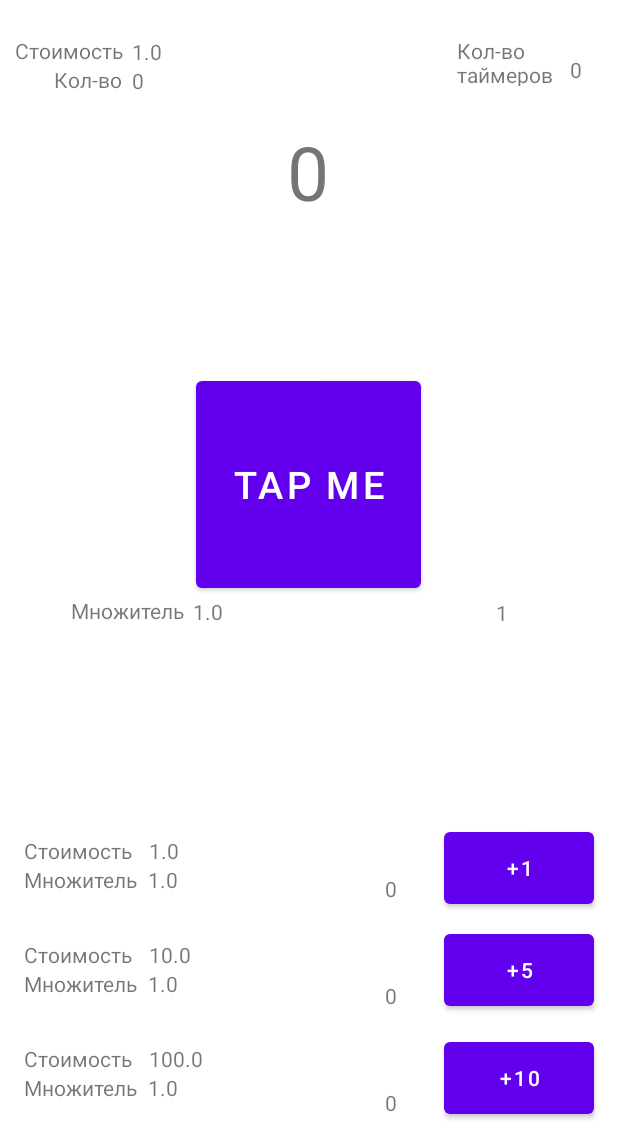
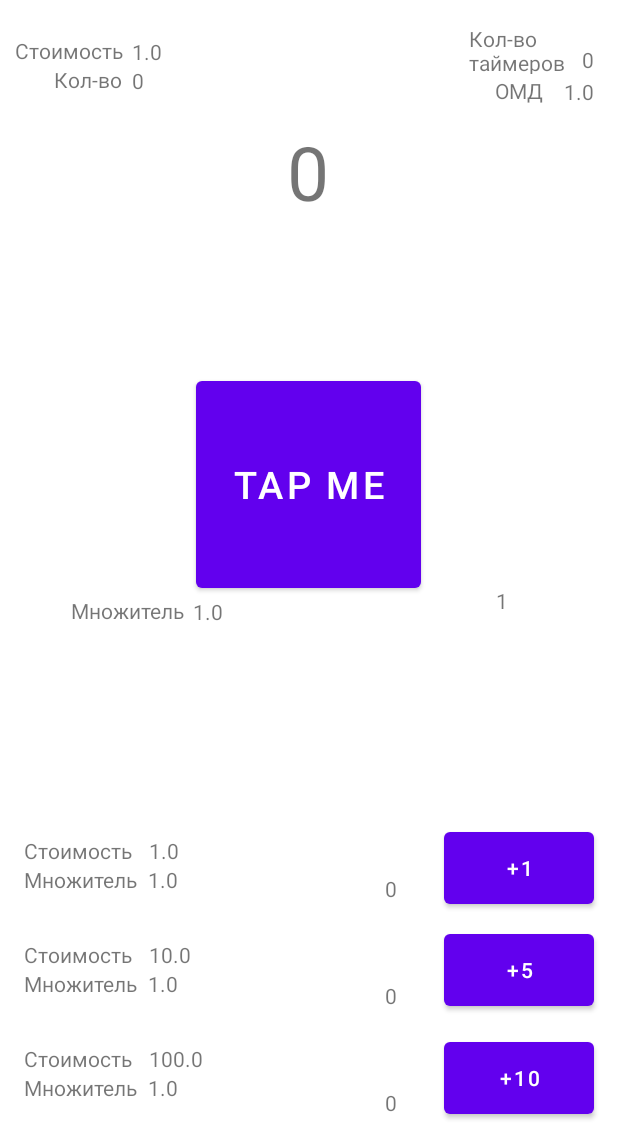
Before and after one commit to Chuchumbrik/androidtest1, an Android app: the screen it shows after launch (MainActivity), on a phone screen of 412 x 824 dp, the part 95-1236 px from its top. Run offline under Robolectric (Android 15) with nearby library versions, the phone set to English and light mode, and no system bars.

Commit message:
Добавил общий множитель дохода вывел его на экран как "ОМД"

```diff
--- a/app/src/main/res/layout/activity_main.xml
+++ b/app/src/main/res/layout/activity_main.xml
@@ -5,6 +5,15 @@
     android:layout_width="match_parent"
     android:layout_height="match_parent"
     tools:context=".MainActivity">
+
+    <TextView
+        android:id="@+id/textView18"
+        android:layout_width="46dp"
+        android:layout_height="20dp"
+        android:layout_marginTop="1dp"
+        android:text="ОМД"
+        app:layout_constraintEnd_toStartOf="@+id/TextView_total_multiplier"
+        app:layout_constraintTop_toBottomOf="@+id/textView6" />
 
     <TextView
         android:id="@+id/TextView_multiplier_add_money_tap"
@@ -287,7 +296,7 @@
         android:id="@+id/textView6"
         android:layout_width="75dp"
         android:layout_height="33dp"
-        android:layout_marginTop="23dp"
+        android:layout_marginTop="15dp"
         android:text="Кол-во таймеров"
         app:layout_constraintEnd_toStartOf="@+id/count_timer"
         app:layout_constraintTop_toBottomOf="@+id/shop" />
@@ -296,8 +305,8 @@
         android:id="@+id/count_timer"
         android:layout_width="wrap_content"
         android:layout_height="wrap_content"
-        android:layout_marginTop="36dp"
-        android:layout_marginEnd="24dp"
+        android:layout_marginTop="29dp"
+        android:layout_marginEnd="16dp"
         android:text="TextView"
         app:layout_constraintEnd_toEndOf="parent"
         app:layout_constraintTop_toBottomOf="@+id/shop" />
@@ -330,4 +339,14 @@
         app:layout_constraintStart_toEndOf="@+id/textView13"
         app:layout_constraintTop_toBottomOf="@+id/TextView_cost_buy_3_lvl" />
 
+    <TextView
+        android:id="@+id/TextView_total_multiplier"
+        android:layout_width="wrap_content"
+        android:layout_height="wrap_content"
+        android:layout_marginTop="2dp"
+        android:layout_marginEnd="16dp"
+        android:text="TextView"
+        app:layout_constraintEnd_toEndOf="parent"
+        app:layout_constraintTop_toBottomOf="@+id/count_timer" />
+
 </androidx.constraintlayout.widget.ConstraintLayout>
```
Also changed, not shown: app/src/main/java/space/test/test1/MainActivity.java (+21 -17 lines).
